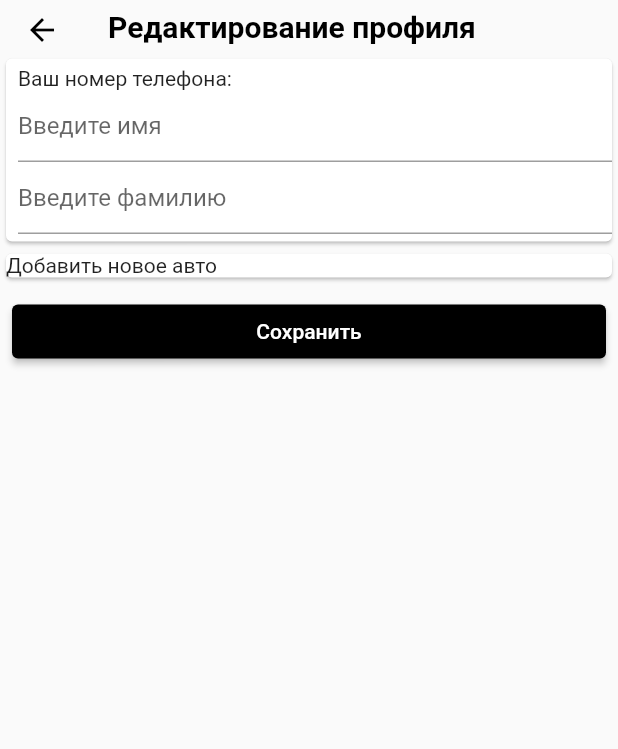
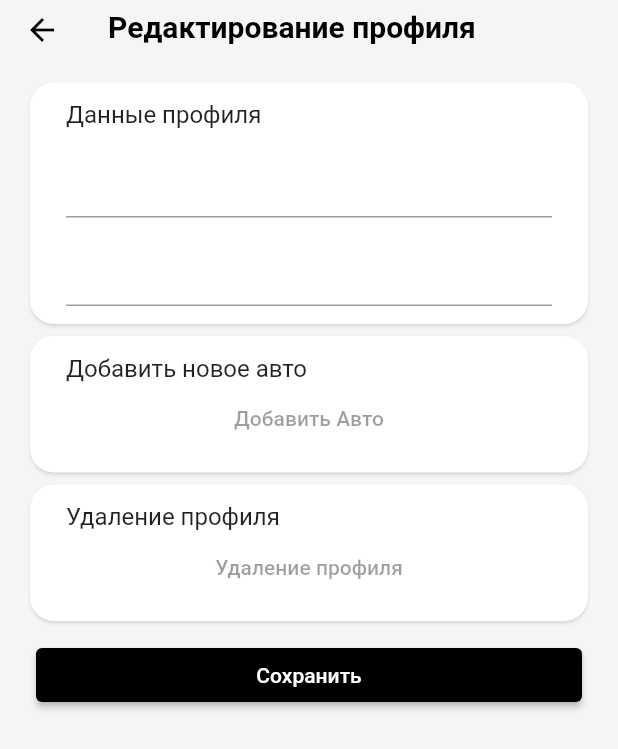
Before and after one commit to comov/ronin_mobile_driver, a Flutter app: the UserEdit screen opened directly with empty values, on a phone screen of 412 x 824 dp. Shown: the top 749 px of the screen. Run offline on Flutter 3.47's test engine with Material 2 defaults, Android fonts, the phone set to English and light mode, and no system bars; our stand-ins replace expansion_tile_card, flutter_svg, get, localstorage, shared_preferences; accounts and stored records are empty; network calls fail.

Commit message:
Modified design on page "services", "edit user page", add global theme

```diff
--- a/lib/resources/api_order_create.dart
+++ b/lib/resources/api_order_create.dart
@@ -1,5 +1,4 @@
 import 'dart:convert';
-import 'dart:math';
 
 import 'package:car_helper/entities/api.dart';
 import 'package:car_helper/entities/order.dart';
--- a/lib/screens/index/services.dart
+++ b/lib/screens/index/services.dart
@@ -116,6 +116,9 @@ Widget renderOrders(BuildContext context) {
               child: categoriesBlock,
             ),
             Card(
+              shape: RoundedRectangleBorder(
+                borderRadius: BorderRadius.circular(16)
+              ),
               child: Padding(
                 padding: const EdgeInsets.all(16.0),
                 child: GetBuilder<SelectedServiceController>(
--- a/lib/screens/user/edit.dart
+++ b/lib/screens/user/edit.dart
@@ -20,6 +20,7 @@ class _UserEditState extends State<UserEdit> {
     final args = ModalRoute.of(context)!.settings.arguments as UserEditArs;
     final profile = args.profile;
 
+
     return Scaffold(
       appBar: AppBar(
         title: const Text("Редактирование профиля"),
@@ -29,58 +30,72 @@ class _UserEditState extends State<UserEdit> {
           fontSize: 20,
         ),
       ),
-      body: ListView(
+      body: Padding(
+        padding: const EdgeInsets.all(16.0),
+        child: ListView(
           // crossAxisAlignment: CrossAxisAlignment.start,
           children: <Widget>[
-          Flex(
-            direction: Axis.horizontal,
+            Card(
+              child: Padding(
+                padding: const EdgeInsets.all(8.0),
+                child: ListTile(
+                    title: const Text("Данные профиля"),
+                    subtitle: Align(
+                      alignment: Alignment.centerLeft,
+                      child: Column(
                         children: [
-              Expanded(
-                child: Card(
-                  child: Padding(
-                    padding: const EdgeInsets.only(left: 8.0),
-                    child: Column(
-                        crossAxisAlignment: CrossAxisAlignment.start,
-                        children: <Widget>[
-                          const SizedBox(height: 5),
-                          Text("Ваш номер телефона: ${profile?.phone}"),
+                          // Text("Ваш номер телефона: ${profile?.phone}"),
                           TextField(
                             onChanged: (val) {
                               profile?.firstName = val;
                             },
-                            decoration: const InputDecoration(
-                              border: UnderlineInputBorder(),
-                              hintText: 'Введите имя ',
+                            decoration:  InputDecoration(
+                              border: const UnderlineInputBorder(),
+                              labelText: profile?.firstName,
+                              hintText: "Введите имя",
                             ),
                           ),
                           TextField(
                             onChanged: (val) {
                               profile?.lastName = val;
                             },
-                            decoration: const InputDecoration(
-                              border: UnderlineInputBorder(),
-                              hintText: 'Введите фамилию',
-                            ),
-                          ),
-                          const SizedBox(height: 5),
-                        ]),
-                  ),
+                            decoration:  InputDecoration(
+                              border: const UnderlineInputBorder(),
+                              labelText: profile?.lastName,
+                              hintText: "Введите фамилию",
                             ),
                           ),
                         ],
                       ),
-          Flex(
-            direction: Axis.horizontal,
-            children: [
-              Expanded(
-                child: Card(
-                  child: Column(
-                    crossAxisAlignment: CrossAxisAlignment.start,
-                    children: const <Widget>[Text("Добавить новое авто")],
+                    )),
+              ),
+            ),
+            Card(
+              child: Padding(
+                padding: const EdgeInsets.all(8.0),
+                child: ListTile(
+                  title: const Text("Добавить новое авто"),
+                  subtitle: Column(
+                    children: const <Widget>[
+                      TextButton(onPressed: null, child: Text("Добавить Авто")),
+                    ],
                   ),
                 ),
               ),
+            ),
+            Card(
+              child: Padding(
+                padding: const EdgeInsets.all(8.0),
+                child: ListTile(
+                  title: const Text("Удаление профиля"),
+                  subtitle: Column(
+                    children: const <Widget>[
+                      TextButton(
+                          onPressed: null, child: Text("Удаление профиля")),
                     ],
+                  ),
+                ),
+              ),
             ),
             Padding(
               padding: const EdgeInsets.all(8.0),
@@ -91,6 +106,7 @@ class _UserEditState extends State<UserEdit> {
             )
           ],
         ),
+      ),
     );
   }
 
```
Also changed, not shown: lib/main.dart (+8 -0 lines), lib/screens/index/profile.dart (+13 -17 lines), lib/screens/order/create.dart (+27 -18 lines). Lines whose indentation alone changed are shown as unchanged.
